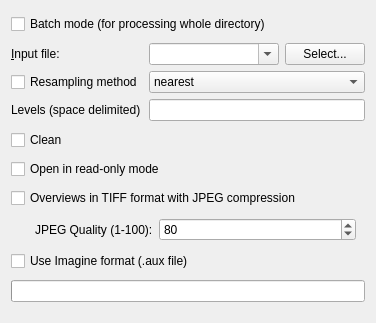
sourcepole/qgis, file qgis/python/plugins/GdalTools/tools/widgetOverview.ui: the form before one commit.
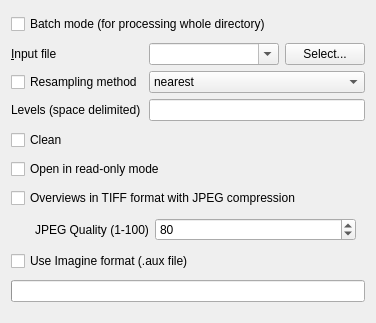
The form after the commit.

What changed in the file:
```diff
--- a/qgis/python/plugins/GdalTools/tools/widgetOverview.ui
+++ b/qgis/python/plugins/GdalTools/tools/widgetOverview.ui
@@ -32,7 +32,7 @@
      <item row="0" column="0">
       <widget class="QLabel" name="label">
        <property name="text">
-        <string>&amp;Input file:</string>
+        <string>&amp;Input file</string>
        </property>
        <property name="buddy">
         <cstring>selectInputFileButton</cstring>
@@ -183,7 +183,7 @@
 the JPEG quality can be set.</string>
         </property>
         <property name="text">
-         <string>JPEG Quality (1-100):</string>
+         <string>JPEG Quality (1-100)</string>
         </property>
        </widget>
       </item>
```
